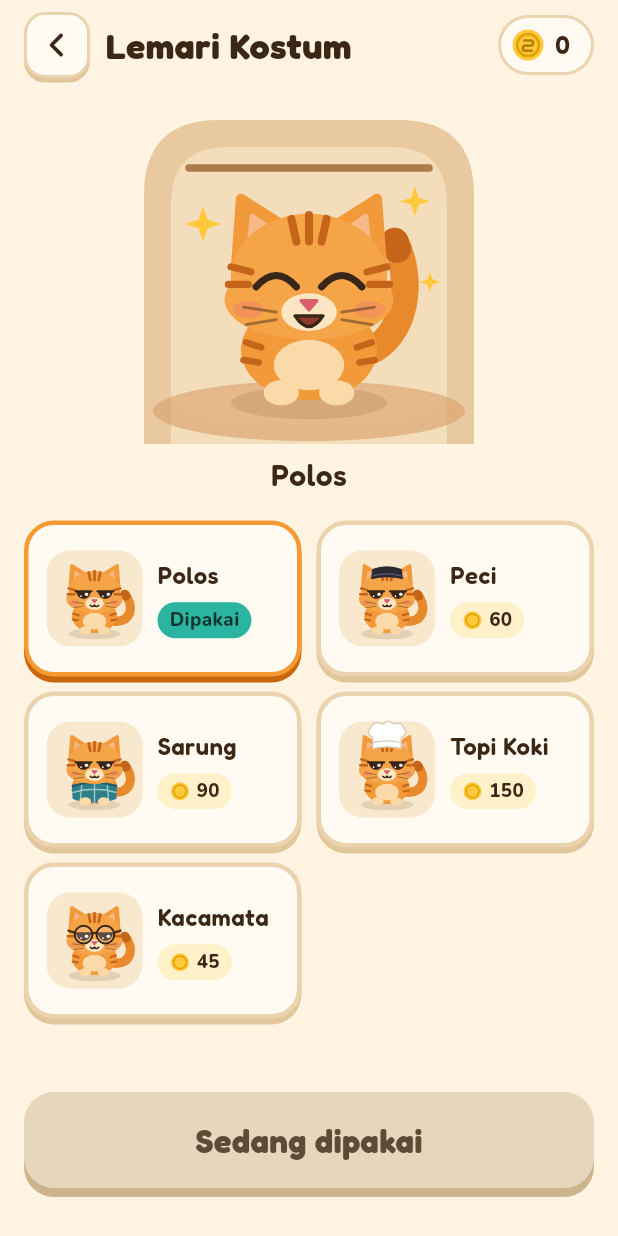
After one commit to lutfidev/kucing-oyen, a Flutter app: the ClosetScreen screen opened by its route, on a phone screen of 412 x 824 dp. The commit adds this screen. Run offline on Flutter 3.47's test engine with Material 3 defaults, Android fonts, the phone set to English and light mode, and no system bars; our stand-ins replace go_router, path_drawing, shared_preferences; missing offline and left inert: flame; accounts and stored records are empty.

Commit message:
feat(closet): costume closet screen

```diff
--- a/lib/app/router.dart
+++ b/lib/app/router.dart
@@ -4,6 +4,7 @@ import '../gallery/gallery_board_screen.dart';
 import '../gallery/gallery_oyen_screen.dart';
 import '../gallery/gallery_screen.dart';
 import '../screens/chapter/chapter_screen.dart';
+import '../screens/closet/closet_screen.dart';
 import '../screens/home/home_screen.dart';
 import '../screens/level/level_screen.dart';
 import 'routes.dart';
@@ -31,6 +32,10 @@ GoRouter createRouter({String initialLocation = AppRoutes.home}) {
             ],
           ),
           GoRoute(
+            path: 'kostum',
+            builder: (context, state) => const ClosetScreen(),
+          ),
+          GoRoute(
             path: 'babak/:chapter',
             builder: (context, state) =>
                 ChapterScreen(chapter: _number(state, 'chapter')),
--- a/lib/app/routes.dart
+++ b/lib/app/routes.dart
@@ -14,6 +14,9 @@ abstract final class AppRoutes {
   /// Galeri sprite Oyen (desain 14, 16).
   static const galleryOyen = '/galeri/oyen';
 
+  /// Lemari Kostum (desain 12), dibuka dari Beranda.
+  static const closet = '/kostum';
+
   /// Peta babak nomor [number] (desain 02).
   static String chapter(int number) => '/babak/$number';
 
--- /dev/null
+++ b/lib/screens/closet/closet_parts.dart
@@ -0,0 +1,322 @@
+import 'package:flutter/widgets.dart';
+
+import '../../game/model/costumes.dart';
+import '../../game/render/render.dart';
+import '../../game/sim/sim.dart';
+import '../../theme/theme.dart';
+import '../../widgets/widgets.dart';
+
+/// Bar atas Lemari Kostum: tombol kembali, judul, dan saldo koin.
+class ClosetBar extends StatelessWidget {
+  const ClosetBar({super.key, required this.coins, required this.onBack});
+
+  final int coins;
+  final VoidCallback onBack;
+
+  @override
+  Widget build(BuildContext context) {
+    final c = context.koColors;
+    final space = context.koSpace;
+    return Row(
+      children: [
+        KoIconButton(
+          icon: KoIcons.back,
+          semanticLabel: 'Kembali ke Beranda',
+          onPressed: onBack,
+        ),
+        SizedBox(width: space.s10),
+        Expanded(
+          child: Semantics(
+            header: true,
+            child: FittedBox(
+              fit: BoxFit.scaleDown,
+              alignment: AlignmentDirectional.centerStart,
+              child: Text(
+                'Lemari Kostum',
+                maxLines: 1,
+                style: context.koType.headingLarge.copyWith(color: c.ink),
+              ),
+            ),
+          ),
+        ),
+        SizedBox(width: space.s10),
+        _CoinChip(coins: coins),
+      ],
+    );
+  }
+}
+
+/// Saldo koin di kanan atas (desain 12): bergaris, tanpa bayangan.
+class _CoinChip extends StatelessWidget {
+  const _CoinChip({required this.coins});
+
+  final int coins;
+
+  @override
+  Widget build(BuildContext context) {
+    final c = context.koColors;
+    final s = context.koSize;
+    final space = context.koSpace;
+    return Semantics(
+      container: true,
+      liveRegion: true,
+      label: '$coins koin',
+      excludeSemantics: true,
+      child: Container(
+        height: s.chip,
+        padding: EdgeInsetsDirectional.only(start: space.s6, end: space.s14),
+        decoration: BoxDecoration(
+          color: c.surface,
+          borderRadius: BorderRadius.circular(context.koRadius.pill),
+          border: Border.all(color: c.line, width: s.border),
+        ),
+        child: Row(
+          mainAxisSize: MainAxisSize.min,
+          children: [
+            CoinView(size: s.iconMedium),
+            SizedBox(width: space.s6),
+            Text(
+              '$coins',
+              maxLines: 1,
+              style: context.koType.numberCoinLarge.copyWith(color: c.ink),
+            ),
+          ],
+        ),
+      ),
+    );
+  }
+}
+
+/// Lemari kayu dengan Oyen senang memakai [costume], mengecil kalau
+/// tempatnya kurang tinggi.
+class ClosetPreview extends StatelessWidget {
+  const ClosetPreview({super.key, required this.costume});
+
+  final OyenCostume costume;
+
+  @override
+  Widget build(BuildContext context) {
+    final s = context.koSize;
+    final size = ClosetArt.viewBox;
+    return FittedBox(
+      fit: BoxFit.scaleDown,
+      alignment: Alignment.bottomCenter,
+      child: SizedBox.fromSize(
+        size: size,
+        child: Stack(
+          children: [
+            const ClosetView(),
+            Positioned(
+              left: (size.width - s.oyenCloset) / 2,
+              bottom: context.koSpace.s14,
+              child: OyenView(
+                OyenLook(
+                  pose: OyenPose.happy,
+                  dir: Direction.down,
+                  costume: costume,
+                ),
+                size: s.oyenCloset,
+              ),
+            ),
+          ],
+        ),
+      ),
+    );
+  }
+}
+
+/// Kartu satu kostum: Oyen kecil berkostum, nama, dan label "Dipakai",
+/// "Punyamu", atau harga. [selected] = sedang dipratinjau.
+class CostumeCard extends StatelessWidget {
+  const CostumeCard({
+    super.key,
+    required this.costume,
+    required this.owned,
+    required this.wearing,
+    required this.selected,
+    required this.onTap,
+  });
+
+  final Costume costume;
+  final bool owned;
+  final bool wearing;
+  final bool selected;
+  final VoidCallback onTap;
+
+  @override
+  Widget build(BuildContext context) {
+    final c = context.koColors;
+    final s = context.koSize;
+    final space = context.koSpace;
+    final radius = context.koRadius;
+    final (String tag, String status) = wearing
+        ? ('Dipakai', 'dipakai')
+        : owned
+        ? ('Punyamu', 'punyamu')
+        : ('${costume.price}', '${costume.price} koin');
+
+    return KoPressable(
+      onPressed: onTap,
+      semanticLabel: '${costume.name}, $status',
+      toggled: selected,
+      color: c.surface,
+      edgeColor: selected ? c.orangeDeep : c.lineDeep,
+      depth: context.koShadow.pressSecondary,
+      borderColor: selected ? c.orange : c.line,
+      borderWidth: s.artBorder,
+      radius: radius.card,
+      height: s.costumeCard,
+      padding: EdgeInsets.symmetric(horizontal: space.s12),
+      child: Row(
+        children: [
+          Container(
+            width: s.costumeArt,
+            height: s.costumeArt,
+            decoration: BoxDecoration(
+              color: c.floor,
+              borderRadius: BorderRadius.circular(radius.slot),
+            ),
+            alignment: Alignment.center,
+            child: OyenView(
+              OyenLook(dir: Direction.down, costume: costume.id),
+              size: s.oyenCostume,
+            ),
+          ),
+          SizedBox(width: space.s10),
+          Expanded(
+            child: Column(
+              mainAxisAlignment: MainAxisAlignment.center,
+              crossAxisAlignment: CrossAxisAlignment.start,
+              children: [
+                FittedBox(
+                  fit: BoxFit.scaleDown,
+                  alignment: AlignmentDirectional.centerStart,
+                  child: Text(
+                    costume.name,
+                    maxLines: 1,
+                    style: context.koType.cardLabel.copyWith(color: c.ink),
+                  ),
+                ),
+                SizedBox(height: space.s6),
+                _Tag(
+                  text: tag,
+                  coin: !owned,
+                  color: wearing
+                      ? c.success
+                      : owned
+                      ? c.locked
+                      : c.priceTag,
+                  textColor: wearing ? c.onSuccess : c.ink,
+                ),
+              ],
+            ),
+          ),
+        ],
+      ),
+    );
+  }
+}
+
+/// Label kecil di kartu kostum, dengan ikon koin untuk harga.
+class _Tag extends StatelessWidget {
+  const _Tag({
+    required this.text,
+    required this.coin,
+    required this.color,
+    required this.textColor,
+  });
+
+  final String text;
+  final bool coin;
+  final Color color;
+  final Color textColor;
+
+  @override
+  Widget build(BuildContext context) {
+    final s = context.koSize;
+    final space = context.koSpace;
+    return Container(
+      height: s.badge,
+      padding: EdgeInsets.symmetric(horizontal: space.s8),
+      decoration: BoxDecoration(
+        color: color,
+        borderRadius: BorderRadius.circular(context.koRadius.pill),
+      ),
+      child: FittedBox(
+        fit: BoxFit.scaleDown,
+        child: Row(
+          mainAxisSize: MainAxisSize.min,
+          children: [
+            if (coin) ...[
+              CoinView(size: s.iconTiny, plain: true),
+              SizedBox(width: space.s4),
+            ],
+            Text(
+              text,
+              maxLines: 1,
+              style: context.koType.tag.copyWith(color: textColor),
+            ),
+          ],
+        ),
+      ),
+    );
+  }
+}
+
+/// Grid dua kolom kartu kostum (desain 12).
+class CostumeGrid extends StatelessWidget {
+  const CostumeGrid({
+    super.key,
+    required this.wardrobe,
+    required this.selected,
+    required this.onSelect,
+  });
+
+  final Wardrobe wardrobe;
+  final OyenCostume selected;
+  final ValueChanged<OyenCostume> onSelect;
+
+  static const columns = 2;
+
+  @override
+  Widget build(BuildContext context) {
+    final gap = context.koSpace.s10;
+    Widget card(Costume costume) => CostumeCard(
+      key: ValueKey('costume-${costume.id.name}'),
+      costume: costume,
+      owned: wardrobe.owns(costume.id),
+      wearing: wardrobe.wearing == costume.id,
+      selected: selected == costume.id,
+      onTap: () => onSelect(costume.id),
+    );
+
+    return Column(
+      children: [
+        for (var i = 0; i < costumes.length; i += columns) ...[
+          if (i > 0) SizedBox(height: gap),
+          Row(
+            children: [
+              for (var j = i; j < i + columns; j++) ...[
+                if (j > i) SizedBox(width: gap),
+                Expanded(
+                  child: j < costumes.length
+                      ? card(costumes[j])
+                      : const SizedBox.shrink(),
+                ),
+              ],
+            ],
+          ),
+        ],
+      ],
+    );
+  }
+}
+
+/// Label tombol aksi untuk [action] pada [costume].
+String closetActionLabel(CostumeAction action, Costume costume) =>
+    switch (action) {
+      CostumeAction.wearing => 'Sedang dipakai',
+      CostumeAction.wear => 'Pakai',
+      CostumeAction.buy => 'Beli · ${costume.price} koin',
+      CostumeAction.notEnoughCoins => 'Koin kurang · ${costume.price}',
+    };
--- /dev/null
+++ b/lib/screens/closet/closet_screen.dart
@@ -0,0 +1,129 @@
+import 'package:flutter/material.dart';
+import 'package:go_router/go_router.dart';
+
+import '../../app/progress_scope.dart';
+import '../../app/routes.dart';
+import '../../game/model/costumes.dart';
+import '../../game/render/render.dart';
+import '../../theme/theme.dart';
+import '../../widgets/widgets.dart';
+import 'closet_parts.dart';
+
+/// Lemari Kostum (desain 12, rute `/kostum`): pratinjau Oyen di lemari,
+/// grid kostum, dan tombol beli/pakai. Menekan kartu hanya memilih
+/// pratinjau; kostum yang dipakai berubah lewat tombol aksi.
+class ClosetScreen extends StatefulWidget {
+  const ClosetScreen({super.key});
+
+  @override
+  State<ClosetScreen> createState() => _ClosetScreenState();
+}
+
+class _ClosetScreenState extends State<ClosetScreen> {
+  /// Kostum yang dipratinjau; awalnya kostum yang sedang dipakai.
+  OyenCostume? _selected;
+
+  @override
+  Widget build(BuildContext context) {
+    final progress = ProgressScope.of(context);
+    final wardrobe = progress.wardrobe;
+    final coins = progress.coins;
+    final selected = _selected ??= wardrobe.wearing;
+    final costume = costumeOf(selected);
+    final action = wardrobe.actionFor(selected, coins);
+
+    final c = context.koColors;
+    final space = context.koSpace;
+    final s = context.koSize;
+    final t = context.koType;
+
+    void act() => switch (action) {
+      CostumeAction.buy => progress.buyCostume(selected),
+      CostumeAction.wear => progress.wearCostume(selected),
+      CostumeAction.wearing || CostumeAction.notEnoughCoins => null,
+    };
+    final enabled = action == CostumeAction.buy || action == CostumeAction.wear;
+
+    return Scaffold(
+      backgroundColor: c.cream,
+      body: SafeArea(
+        child: LayoutBuilder(
+          builder: (context, box) {
+            // Pratinjau mengisi sisa tempat (paling besar seukuran desain);
+            // di layar pendek berhenti di skala terkecil dan isinya digulir.
+            final scaler = MediaQuery.textScalerOf(context);
+            final rows = (costumes.length / CostumeGrid.columns).ceil();
+            final rest =
+                space.s8 +
+                s.iconButton +
+                space.s8 +
+                space.s6 +
+                scaler.scale(t.heading.fontSize!) * 1.25 +
+                space.s16 +
+                rows * s.costumeCard +
+                (rows - 1) * space.s10 +
+                space.s24 +
+                space.s4 +
+                s.button +
+                context.koShadow.press +
+                space.s32;
+            final art = ClosetArt.viewBox.height;
+            final preview = (box.maxHeight - rest).clamp(
+              art * s.closetMinScale,
+              art,
+            );
+
+            return SingleChildScrollView(
+              child: ConstrainedBox(
+                constraints: BoxConstraints(minHeight: box.maxHeight),
+                child: IntrinsicHeight(
+                  child: Padding(
+                    padding: EdgeInsets.symmetric(horizontal: space.gutter),
+                    child: Column(
+                      crossAxisAlignment: CrossAxisAlignment.stretch,
+                      children: [
+                        SizedBox(height: space.s8),
+                        ClosetBar(
+                          coins: coins,
+                          onBack: () => context.go(AppRoutes.home),
+                        ),
+                        SizedBox(height: space.s8),
+                        SizedBox(
+                          height: preview,
+                          child: ClosetPreview(costume: selected),
+                        ),
+                        SizedBox(height: space.s6),
+                        Semantics(
+                          liveRegion: true,
+                          child: Text(
+                            costume.name,
+                            textAlign: TextAlign.center,
+                            maxLines: 1,
+                            style: t.heading.copyWith(color: c.ink),
+                          ),
+                        ),
+                        SizedBox(height: space.s16),
+                        CostumeGrid(
+                          wardrobe: wardrobe,
+                          selected: selected,
+                          onSelect: (id) => setState(() => _selected = id),
+                        ),
+                        SizedBox(height: space.s24 + space.s4),
+                        const Spacer(),
+                        KoButton(
+                          label: closetActionLabel(action, costume),
+                          onPressed: enabled ? act : null,
+                        ),
+                        SizedBox(height: space.s32),
+                      ],
+                    ),
+                  ),
+                ),
+              ),
+            );
+          },
+        ),
+      ),
+    );
+  }
+}
--- a/lib/screens/home/home_screen.dart
+++ b/lib/screens/home/home_screen.dart
@@ -9,8 +9,8 @@ import '../../theme/theme.dart';
 import '../../widgets/widgets.dart';
 
 /// Beranda (desain 01): Oyen tidur di atas logo, total bintang, tombol Main
-/// ke peta babak yang sedang dimainkan, serta Lemari Kostum dan Pengaturan
-/// yang belum berfungsi.
+/// ke peta babak yang sedang dimainkan, Lemari Kostum, dan Pengaturan yang
+/// belum berfungsi.
 class HomeScreen extends StatelessWidget {
   const HomeScreen({super.key});
 
@@ -66,15 +66,15 @@ class HomeScreen extends StatelessWidget {
                   child: Row(
                     crossAxisAlignment: CrossAxisAlignment.stretch,
                     children: [
-                      // Lemari Kostum (langkah 13) dan Pengaturan (langkah
-                      // 15) belum berfungsi.
-                      const Expanded(
+                      Expanded(
                         child: _MenuButton(
                           icon: KoIcons.costume,
                           label: 'Lemari Kostum',
+                          onPressed: () => context.go(AppRoutes.closet),
                         ),
                       ),
                       SizedBox(width: space.s12),
+                      // Pengaturan belum berfungsi (langkah 15).
                       const Expanded(
                         child: _MenuButton(
                           icon: KoIcons.settings,
@@ -247,10 +247,13 @@ class _StarTotal extends StatelessWidget {
 /// Tombol krem kecil di bawah "Main". Belum berfungsi: tidak bisa ditekan,
 /// tampilannya tetap seperti desain.
 class _MenuButton extends StatelessWidget {
-  const _MenuButton({required this.icon, required this.label});
+  const _MenuButton({required this.icon, required this.label, this.onPressed});
 
   final KoIconData icon;
   final String label;
+
+  /// Null = belum bisa ditekan.
+  final VoidCallback? onPressed;
 
   @override
   Widget build(BuildContext context) {
@@ -258,7 +261,7 @@ class _MenuButton extends StatelessWidget {
     final space = context.koSpace;
     final s = context.koSize;
     return KoPressable(
-      onPressed: null,
+      onPressed: onPressed,
       semanticLabel: label,
       color: c.surface,
       edgeColor: c.lineDeep,
--- a/lib/theme/ko_colors.dart
+++ b/lib/theme/ko_colors.dart
@@ -79,6 +79,7 @@ class KoColors extends ThemeExtension<KoColors> {
     required this.scrimLight,
     required this.successSoft,
     required this.disabledLine,
+    required this.priceTag,
   });
 
   static const standard = KoColors(
@@ -153,6 +154,7 @@ class KoColors extends ThemeExtension<KoColors> {
     scrimLight: Color(0x8C2E1E10), // rgba(46,30,16,.55),
     successSoft: Color(0xFFE3F5F1),
     disabledLine: Color(0xFFD8C3A2),
+    priceTag: Color(0xFFFFF1C9),
   );
 
   /// Latar semua layar.
@@ -340,6 +342,9 @@ class KoColors extends ThemeExtension<KoColors> {
   /// Garis tombol nonaktif di kartu petunjuk yang terkunci.
   final Color disabledLine;
 
+  /// Label harga kostum yang belum dimiliki (desain 12).
+  final Color priceTag;
+
   @override
   KoColors copyWith({
     Color? cream,
@@ -413,6 +418,7 @@ class KoColors extends ThemeExtension<KoColors> {
     Color? scrimLight,
     Color? successSoft,
     Color? disabledLine,
+    Color? priceTag,
   }) {
     return KoColors(
       cream: cream ?? this.cream,
@@ -486,6 +492,7 @@ class KoColors extends ThemeExtension<KoColors> {
       scrimLight: scrimLight ?? this.scrimLight,
       successSoft: successSoft ?? this.successSoft,
       disabledLine: disabledLine ?? this.disabledLine,
+      priceTag: priceTag ?? this.priceTag,
     );
   }
 
@@ -565,6 +572,7 @@ class KoColors extends ThemeExtension<KoColors> {
       scrimLight: c(scrimLight, other.scrimLight),
       successSoft: c(successSoft, other.successSoft),
       disabledLine: c(disabledLine, other.disabledLine),
+      priceTag: c(priceTag, other.priceTag),
     );
   }
 }
--- a/lib/theme/ko_size.dart
+++ b/lib/theme/ko_size.dart
@@ -83,6 +83,11 @@ class KoSize extends ThemeExtension<KoSize> {
     required this.hintButton,
     required this.iconCompact,
     required this.lockedOpacity,
+    required this.costumeCard,
+    required this.costumeArt,
+    required this.oyenCostume,
+    required this.oyenCloset,
+    required this.closetMinScale,
   });
 
   static const standard = KoSize(
@@ -161,6 +166,11 @@ class KoSize extends ThemeExtension<KoSize> {
     hintButton: 46,
     iconCompact: 18,
     lockedOpacity: 0.75,
+    costumeCard: 104,
+    costumeArt: 64,
+    oyenCostume: 56,
+    oyenCloset: 168,
+    closetMinScale: 0.5,
   );
 
   /// Tombol "Main" di Beranda.
@@ -363,6 +373,21 @@ class KoSize extends ThemeExtension<KoSize> {
   /// Opasitas kartu petunjuk yang belum bisa dibuka.
   final double lockedOpacity;
 
+  /// Kartu kostum di Lemari Kostum.
+  final double costumeCard;
+
+  /// Kotak Oyen kecil di kartu kostum.
+  final double costumeArt;
+
+  /// Oyen di kartu kostum.
+  final double oyenCostume;
+
+  /// Oyen pratinjau di Lemari Kostum.
+  final double oyenCloset;
+
+  /// Skala terkecil pratinjau lemari di layar pendek (selebihnya digulir).
+  final double closetMinScale;
+
   @override
   KoSize copyWith({
     double? buttonHero,
@@ -440,6 +465,11 @@ class KoSize extends ThemeExtension<KoSize> {
     double? hintButton,
     double? iconCompact,
     double? lockedOpacity,
+    double? costumeCard,
+    double? costumeArt,
+    double? oyenCostume,
+    double? oyenCloset,
+    double? closetMinScale,
   }) {
     return KoSize(
       buttonHero: buttonHero ?? this.buttonHero,
@@ -517,6 +547,11 @@ class KoSize extends ThemeExtension<KoSize> {
       hintButton: hintButton ?? this.hintButton,
       iconCompact: iconCompact ?? this.iconCompact,
       lockedOpacity: lockedOpacity ?? this.lockedOpacity,
+      costumeCard: costumeCard ?? this.costumeCard,
+      costumeArt: costumeArt ?? this.costumeArt,
+      oyenCostume: oyenCostume ?? this.oyenCostume,
+      oyenCloset: oyenCloset ?? this.oyenCloset,
+      closetMinScale: closetMinScale ?? this.closetMinScale,
     );
   }
 
@@ -600,6 +635,11 @@ class KoSize extends ThemeExtension<KoSize> {
       hintButton: d(hintButton, other.hintButton),
       iconCompact: d(iconCompact, other.iconCompact),
       lockedOpacity: d(lockedOpacity, other.lockedOpacity),
+      costumeCard: d(costumeCard, other.costumeCard),
+      costumeArt: d(costumeArt, other.costumeArt),
+      oyenCostume: d(oyenCostume, other.oyenCostume),
+      oyenCloset: d(oyenCloset, other.oyenCloset),
+      closetMinScale: d(closetMinScale, other.closetMinScale),
     );
   }
 }
--- a/lib/theme/ko_type.dart
+++ b/lib/theme/ko_type.dart
@@ -59,6 +59,8 @@ class KoType extends ThemeExtension<KoType> {
     required this.numberCoin,
     required this.numberTier,
     required this.hintReveal,
+    required this.numberCoinLarge,
+    required this.cardLabel,
   });
 
   static const standard = KoType(
@@ -314,6 +316,18 @@ class KoType extends ThemeExtension<KoType> {
       fontWeight: FontWeight.w800,
       height: 1.35,
     ),
+    numberCoinLarge: TextStyle(
+      fontFamily: KoFonts.fredoka,
+      fontFamilyFallback: _fredokaFallback,
+      fontSize: 17,
+      fontWeight: FontWeight.w600,
+    ),
+    cardLabel: TextStyle(
+      fontFamily: KoFonts.fredoka,
+      fontFamilyFallback: _fredokaFallback,
+      fontSize: 16,
+      fontWeight: FontWeight.w600,
+    ),
   );
 
   /// Fredoka 700/46, tinggi baris 1,05: "Berhasil!" (layar 06; lembar
@@ -445,6 +459,12 @@ class KoType extends ThemeExtension<KoType> {
   /// Nunito 800/14, tinggi baris 1,35: teks petunjuk yang dibuka.
   final TextStyle hintReveal;
 
+  /// Fredoka 600/17: chip koin Lemari Kostum.
+  final TextStyle numberCoinLarge;
+
+  /// Fredoka 600/16: nama kostum di kartu Lemari Kostum.
+  final TextStyle cardLabel;
+
   @override
   KoType copyWith({
     TextStyle? display,
@@ -489,6 +509,8 @@ class KoType extends ThemeExtension<KoType> {
     TextStyle? numberCoin,
     TextStyle? numberTier,
     TextStyle? hintReveal,
+    TextStyle? numberCoinLarge,
+    TextStyle? cardLabel,
   }) {
     return KoType(
       display: display ?? this.display,
@@ -533,6 +555,8 @@ class KoType extends ThemeExtension<KoType> {
       numberCoin: numberCoin ?? this.numberCoin,
       numberTier: numberTier ?? this.numberTier,
       hintReveal: hintReveal ?? this.hintReveal,
+      numberCoinLarge: numberCoinLarge ?? this.numberCoinLarge,
+      cardLabel: cardLabel ?? this.cardLabel,
     );
   }
 
@@ -583,6 +607,8 @@ class KoType extends ThemeExtension<KoType> {
       numberCoin: s(numberCoin, other.numberCoin),
       numberTier: s(numberTier, other.numberTier),
       hintReveal: s(hintReveal, other.hintReveal),
+      numberCoinLarge: s(numberCoinLarge, other.numberCoinLarge),
+      cardLabel: s(cardLabel, other.cardLabel),
     );
   }
 }
--- a/lib/widgets/game_art.dart
+++ b/lib/widgets/game_art.dart
@@ -106,6 +106,28 @@ class _CoinPainter extends CustomPainter {
 
   @override
   bool shouldRepaint(_CoinPainter old) => old.plain != plain;
+}
+
+/// Lemari kayu di belakang pratinjau Oyen (desain 12). Hiasan saja.
+class ClosetView extends StatelessWidget {
+  const ClosetView({super.key});
+
+  @override
+  Widget build(BuildContext context) {
+    return const ExcludeSemantics(
+      child: CustomPaint(size: ClosetArt.viewBox, painter: _ClosetPainter()),
+    );
+  }
+}
+
+class _ClosetPainter extends CustomPainter {
+  const _ClosetPainter();
+
+  @override
+  void paint(Canvas canvas, Size size) => paintCloset(canvas);
+
+  @override
+  bool shouldRepaint(_ClosetPainter old) => false;
 }
 
 /// Benda yang sedang diseret jari: kotak 64 px, miring dan diperbesar
```
Also changed, not shown: 4 other files.
